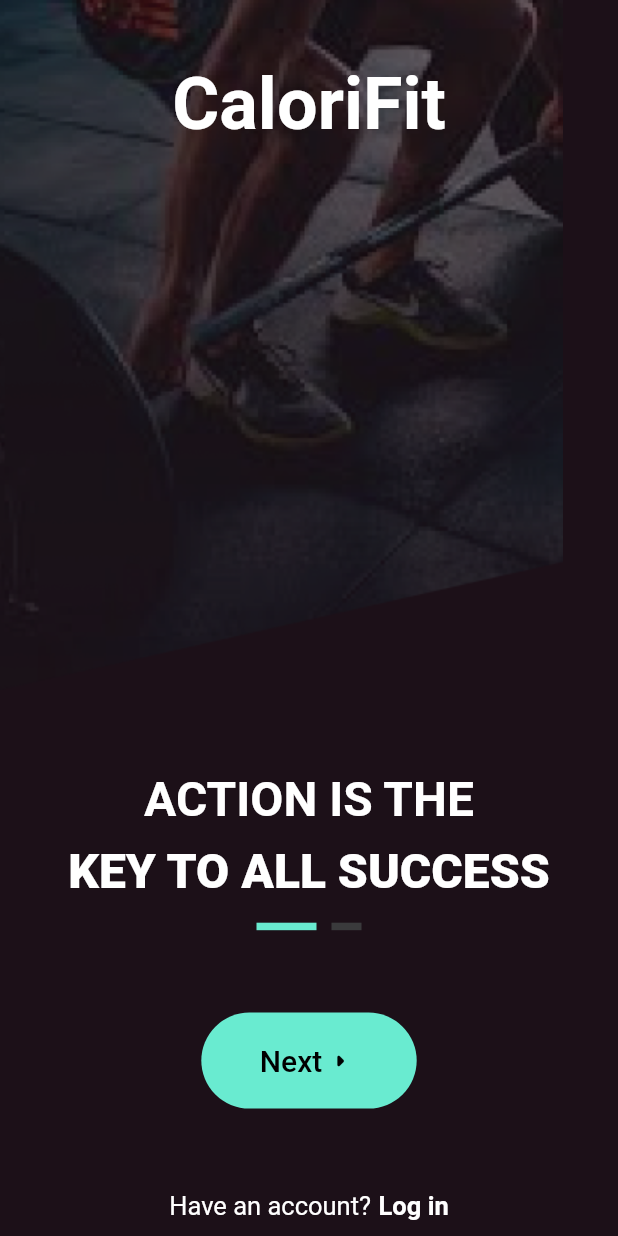
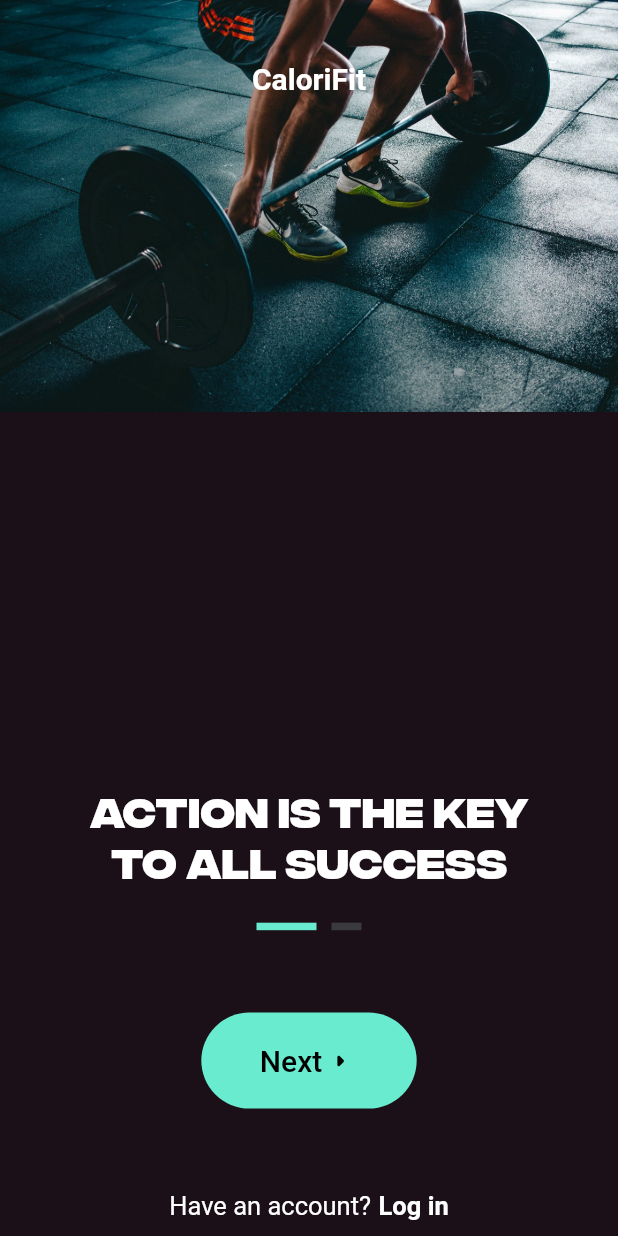
Before and after one commit to deadinside1880/CaloriFit, a Flutter app: the OnboardingScreen screen opened directly, on a phone screen of 412 x 824 dp. Run offline on Flutter 3.47's test engine with Material 2 defaults, Android fonts, the phone set to English and light mode, and no system bars; our stand-ins replace cloud_firestore, firebase_auth, firebase_core, firebase_storage, fl_chart, image_picker and 3 more; missing offline and left inert: dart:ffi, tflite_flutter, tflite_flutter_helper; accounts and stored records are empty; project files that could hold a hidden picture were left out.

```diff
--- /dev/null
+++ b/lib/Widgets/CaloriFitTitleSmall.dart
@@ -0,0 +1,16 @@
+import 'package:flutter/src/widgets/framework.dart';
+import 'package:flutter/material.dart';
+
+class CaloriFitSmallTitle extends StatelessWidget {
+  final Color color;
+  const CaloriFitSmallTitle({super.key, required this.color});
+
+  @override
+  Widget build(BuildContext context) {
+    return Text(
+                            "CaloriFit",
+                            textAlign: TextAlign.center,
+                            style: TextStyle(fontSize: 20, fontWeight: FontWeight.bold, color: color),
+                             );
+  }
+}
--- a/lib/screens/loginscreen.dart
+++ b/lib/screens/loginscreen.dart
@@ -114,7 +114,7 @@ class _LoginScreenState extends State<LoginScreen> {
                 const Text("Welcome back", style: TextStyle(fontSize: 28, fontWeight: FontWeight.w900, color: Colors.white),),
                 const SizedBox(height: 5,),
                 const Text("Log in to your account", style: TextStyle(fontSize: 15, color: Colors.white),),
-                SizedBox(height: MediaQuery.of(context).size.height/25,),
+                SizedBox(height: MediaQuery.of(context).size.height,),
                 const Text("Email", style: TextStyle(color: maingreen),),
                 Stack(
                   alignment: Alignment.centerRight,
--- a/lib/screens/onboarding.dart
+++ b/lib/screens/onboarding.dart
@@ -5,6 +5,7 @@ import 'package:calori_fit/styles/Colors.dart';
 import 'package:calori_fit/styles/Styles.dart';
 import 'package:flutter/material.dart';
 
+import '../Widgets/CaloriFitTitleSmall.dart';
 
 class OnboardingScreen extends StatefulWidget {
   const OnboardingScreen({super.key});
@@ -27,95 +28,111 @@ class _OnboardingScreenState extends State<OnboardingScreen> {
         child: Stack(
           children: [
             AnimatedSwitcher(
-                duration: const Duration(seconds: 5),
-                child: image
-              ),
+                duration: const Duration(seconds: 5), child: image),
             Container(
-                padding: EdgeInsets.symmetric(horizontal: MediaQuery.of(context).size.width/10),
+              padding: EdgeInsets.symmetric(
+                  horizontal: MediaQuery.of(context).size.width / 10),
               width: double.infinity,
               child: Column(
                 crossAxisAlignment: CrossAxisAlignment.center,
                 children: [
-                    SizedBox(height: MediaQuery.of(context).size.width/10),
-                    const CaloriFitTitle(color: Colors.white),
+                  SizedBox(height: MediaQuery.of(context).size.width / 10),
+                  const CaloriFitSmallTitle(color: Colors.white),
                   Flexible(flex: 1, child: Container()),
-                    const Text("ACTION IS THE", style: onboardingText, textAlign: TextAlign.center),
+                  const Text("ACTION IS THE KEY TO ALL SUCCESS",
+                      style: onboardingText, textAlign: TextAlign.center),
                   const SizedBox(height: 10),
-                    const Text("KEY TO ALL SUCCESS",
-                            style: TextStyle(
-                              fontWeight: FontWeight.w800,
-                              fontSize: 32,
-                              color: Colors.white),
-                            textAlign: TextAlign.center
-                          ),
+                  // const Text("",
+                  //     style: onboardingText, textAlign: TextAlign.center),
+
+                  // const Text("KEY TO ALL SUCCESS",
+                  //         style: TextStyle(
+                  //           fontWeight: FontWeight.w800,
+                  //           fontSize: 32,
+                  //           color: Colors.white),
+                  //         textAlign: TextAlign.center
+                  //       ),
                   const SizedBox(height: 15),
                   Row(
                     mainAxisAlignment: MainAxisAlignment.center,
                     children: [
                       AnimatedContainer(
                         duration: const Duration(milliseconds: 300),
-                          color: state? const Color.fromRGBO(58, 58, 60, 1): maingreen,
-                          width: state? 20 : 40,
+                        color: state
+                            ? const Color.fromRGBO(58, 58, 60, 1)
+                            : maingreen,
+                        width: state ? 20 : 40,
                         height: 5,
                       ),
                       const SizedBox(width: 10),
                       AnimatedContainer(
                         duration: const Duration(milliseconds: 300),
-                          color: state? maingreen: const Color.fromRGBO(58, 58, 60, 1),
-                          width: state? 40 : 20,
+                        color: state
+                            ? maingreen
+                            : const Color.fromRGBO(58, 58, 60, 1),
+                        width: state ? 40 : 20,
                         height: 5,
                       )
                     ],
                   ),
-                    SizedBox(height: MediaQuery.of(context).size.height/15),
+                  SizedBox(height: MediaQuery.of(context).size.height / 15),
                   Container(
-                      padding: EdgeInsets.symmetric(horizontal: MediaQuery.of(context).size.width/4 -10),
+                    padding: EdgeInsets.symmetric(
+                        horizontal: MediaQuery.of(context).size.width / 4 - 10),
                     child: GestureDetector(
                       onTap: () {
-                          if(state){
-                            Navigator.of(context).push(MaterialPageRoute(builder: (context)=> const SignUpScreen()));
-                          }else{
+                        if (state) {
+                          Navigator.of(context).push(MaterialPageRoute(
+                              builder: (context) => const SignUpScreen()));
+                        } else {
                           setState(() {
                             state = true;
-                              image = const Image(image: AssetImage('assets/Background2.png'));
+                            image = const Image(
+                                image: AssetImage('assets/Background2.png'));
                             return;
                           });
                         }
                       },
                       child: Container(
-
                         padding: const EdgeInsets.symmetric(vertical: 20),
                         width: double.infinity,
                         decoration: buttonShapeDecor,
-                          child: Row (
+                        child: Row(
                             mainAxisAlignment: MainAxisAlignment.center,
-                            children : const [
+                            children: const [
                               Text("Next",
                                   style: TextStyle(
                                       fontSize: 20,
                                       color: Colors.black,
                                       fontWeight: FontWeight.w500),
-                                textAlign: TextAlign.center
-                              ),
-                              Icon(Icons.arrow_right_rounded, color: Colors.black,)
-                                ]
+                                  textAlign: TextAlign.center),
+                              Icon(
+                                Icons.arrow_right_rounded,
+                                color: Colors.black,
+                              )
+                            ]),
                       ),
                     ),
                   ),
-                    ),
-                    SizedBox(height: MediaQuery.of(context).size.height/15),
+                  SizedBox(height: MediaQuery.of(context).size.height / 15),
                   Row(
                     mainAxisAlignment: MainAxisAlignment.center,
                     children: [
-                        const Text("Have an account?", style: TextStyle(fontSize: 17),),
+                      const Text(
+                        "Have an account?",
+                        style: TextStyle(fontSize: 17),
+                      ),
                       const SizedBox(width: 5),
                       GestureDetector(
                         onTap: () {
-                            if(state){
-                              Navigator.of(context).push(MaterialPageRoute(builder: (context) => const LoginScreen()));
+                          if (state) {
+                            Navigator.of(context).push(MaterialPageRoute(
+                                builder: (context) => const LoginScreen()));
                           }
                         },
-                          child: const Text("Log in", style: TextStyle(fontWeight: FontWeight.w700, fontSize: 17)),
+                        child: const Text("Log in",
+                            style: TextStyle(
+                                fontWeight: FontWeight.w700, fontSize: 17)),
                       )
                     ],
                   ),
--- a/lib/styles/Styles.dart
+++ b/lib/styles/Styles.dart
@@ -5,7 +5,7 @@ import 'package:flutter/material.dart';
 import './Colors.dart';
 
 const onboardingText =
-    TextStyle(fontSize: 32, fontWeight: FontWeight.w700, color: Colors.white);
+    TextStyle(fontSize: 28, fontWeight: FontWeight.w700, color: Colors.white, fontFamily: 'IntegralCF');
 const onboardingSmallText =
     TextStyle(fontSize: 24, fontWeight: FontWeight.w700, color: Colors.white);
 
```
Also changed, not shown: pubspec.yaml (+8 -0 lines), assets/Background.png, assets/Background2.png, assets/Background3.png, assets/hd/old-bg imgs/Background.png (added), assets/hd/old-bg imgs/Background2.png (added), assets/hd/old-bg imgs/Background3.png (added), assets/ic_launcher.png (added), pubspec.lock. Lines whose indentation alone changed are shown as unchanged.
